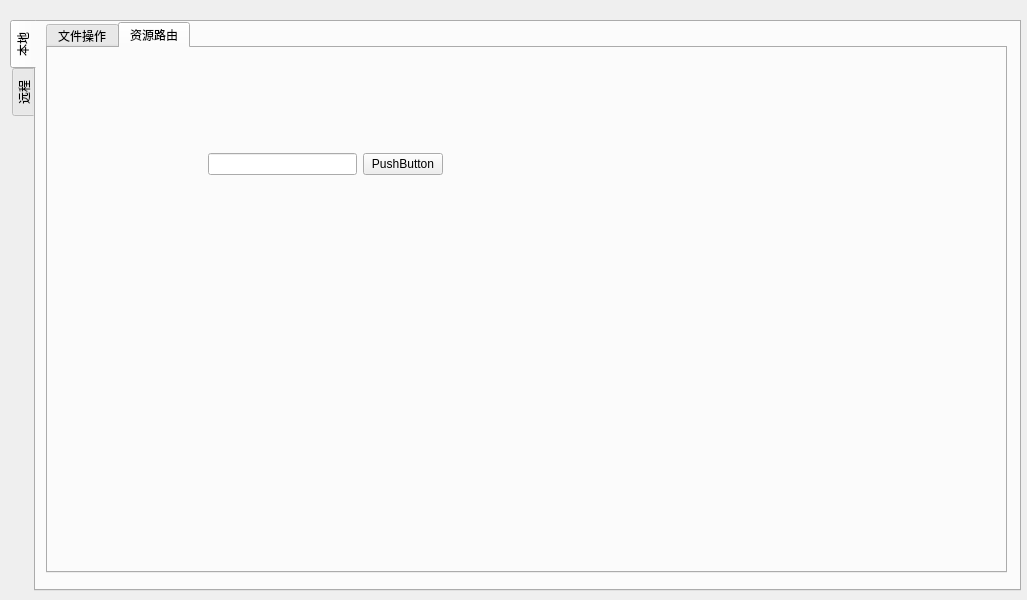
Above: pyqt_learn/form.ui from JINLINBI/qt-learning before the change. Below: the same form after it.
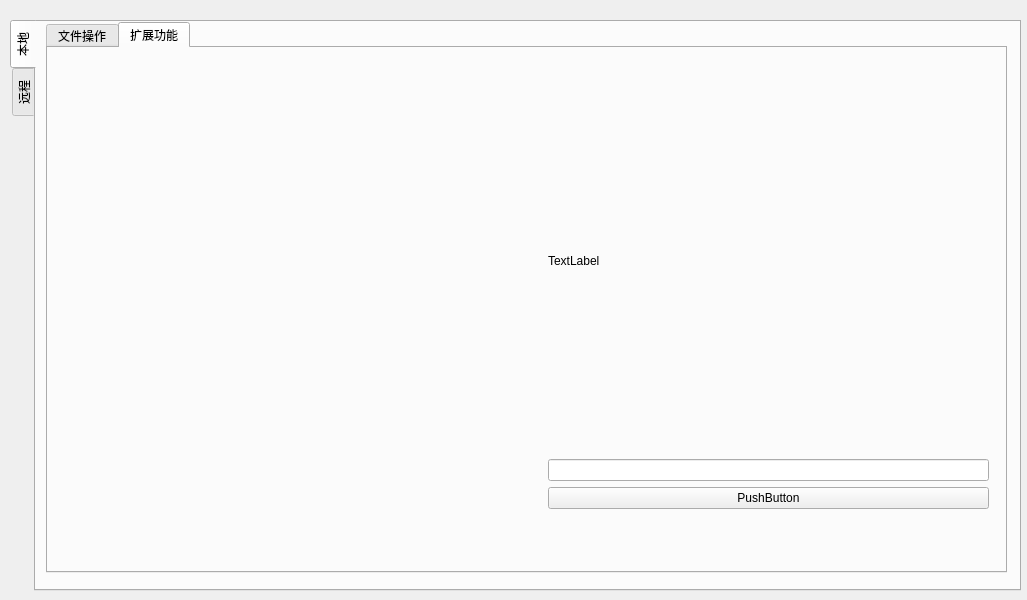
That is the form after the change. Icons and pictures are not drawn. Custom widgets are drawn as their Qt base class.

Commit message: 添加装饰器增加扩展按钮

```diff
--- a/pyqt_learn/form.ui
+++ b/pyqt_learn/form.ui
@@ -156,15 +156,15 @@
       </widget>
       <widget class="QWidget" name="tab_4">
        <attribute name="title">
-        <string>资源路由</string>
+        <string>扩展功能</string>
        </attribute>
        <widget class="QWidget" name="gridLayoutWidget">
         <property name="geometry">
          <rect>
-          <x>170</x>
-          <y>220</y>
-          <width>160</width>
-          <height>80</height>
+          <x>20</x>
+          <y>19</y>
+          <width>431</width>
+          <height>441</height>
          </rect>
         </property>
         <layout class="QGridLayout" name="gridLayout"/>
@@ -172,13 +172,20 @@
        <widget class="QWidget" name="">
         <property name="geometry">
          <rect>
-          <x>160</x>
-          <y>100</y>
-          <width>235</width>
-          <height>33</height>
+          <x>500</x>
+          <y>20</y>
+          <width>441</width>
+          <height>441</height>
          </rect>
         </property>
-        <layout class="QHBoxLayout" name="horizontalLayout_2">
+        <layout class="QVBoxLayout" name="extLayout">
+         <item>
+          <widget class="QLabel" name="labelPlugin">
+           <property name="text">
+            <string>TextLabel</string>
+           </property>
+          </widget>
+         </item>
          <item>
           <widget class="QLineEdit" name="lineEdit"/>
          </item>
```
The commit also changes 6 other files.
